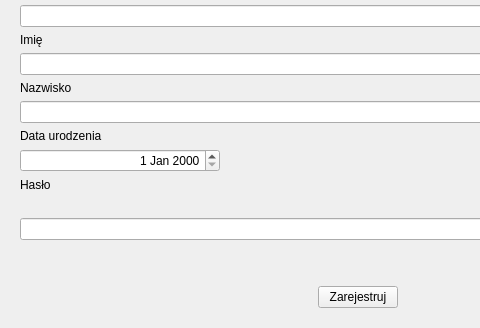
The window that ui/Start_Log_Reg.ui (Dawid-Robak-IG/BUDZET_DOMOWY) describes before a commit, drawn with Qt 5; both pictures show x 0 to 480 and y 133 to 461 of the 1100 by 461 pixel window.
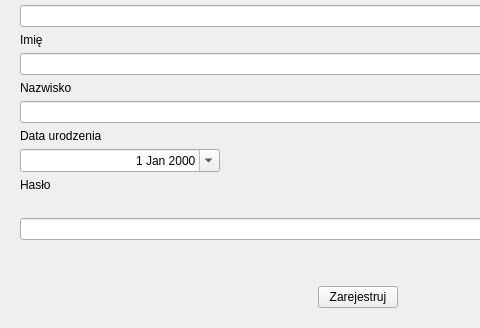
The same window after the commit. The open tabs and pages were chosen to show the change.

The edit to the form file:
```diff
--- a/ui/Start_Log_Reg.ui
+++ b/ui/Start_Log_Reg.ui
@@ -401,6 +401,9 @@
          <property name="alignment">
           <set>Qt::AlignRight|Qt::AlignTrailing|Qt::AlignVCenter</set>
          </property>
+         <property name="calendarPopup">
+          <bool>true</bool>
+         </property>
         </widget>
        </item>
        <item>
```
Left out of the diff: 2 changed lines with no effect on the pictures.
